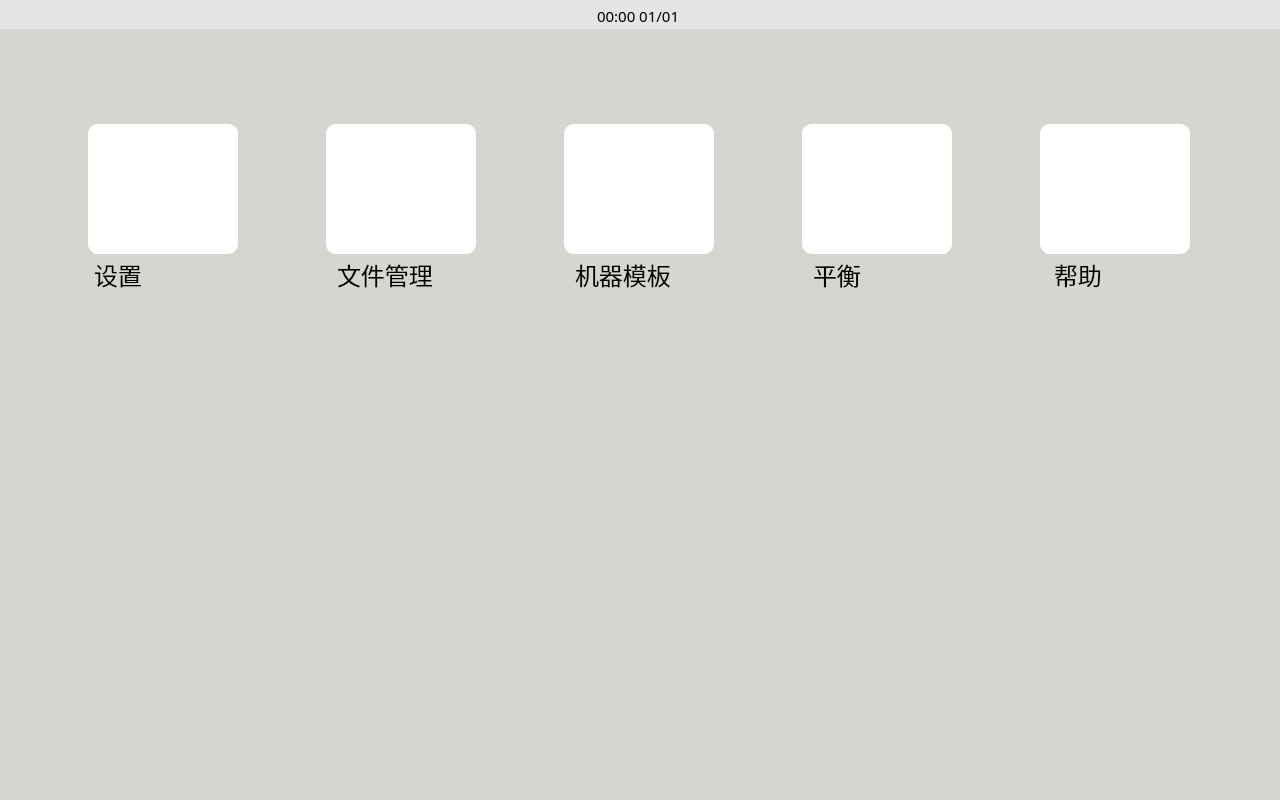
Old version of the form src/onsitebalancer/homescreen.ui in the repository Jsvi53/qt_custom_widget.
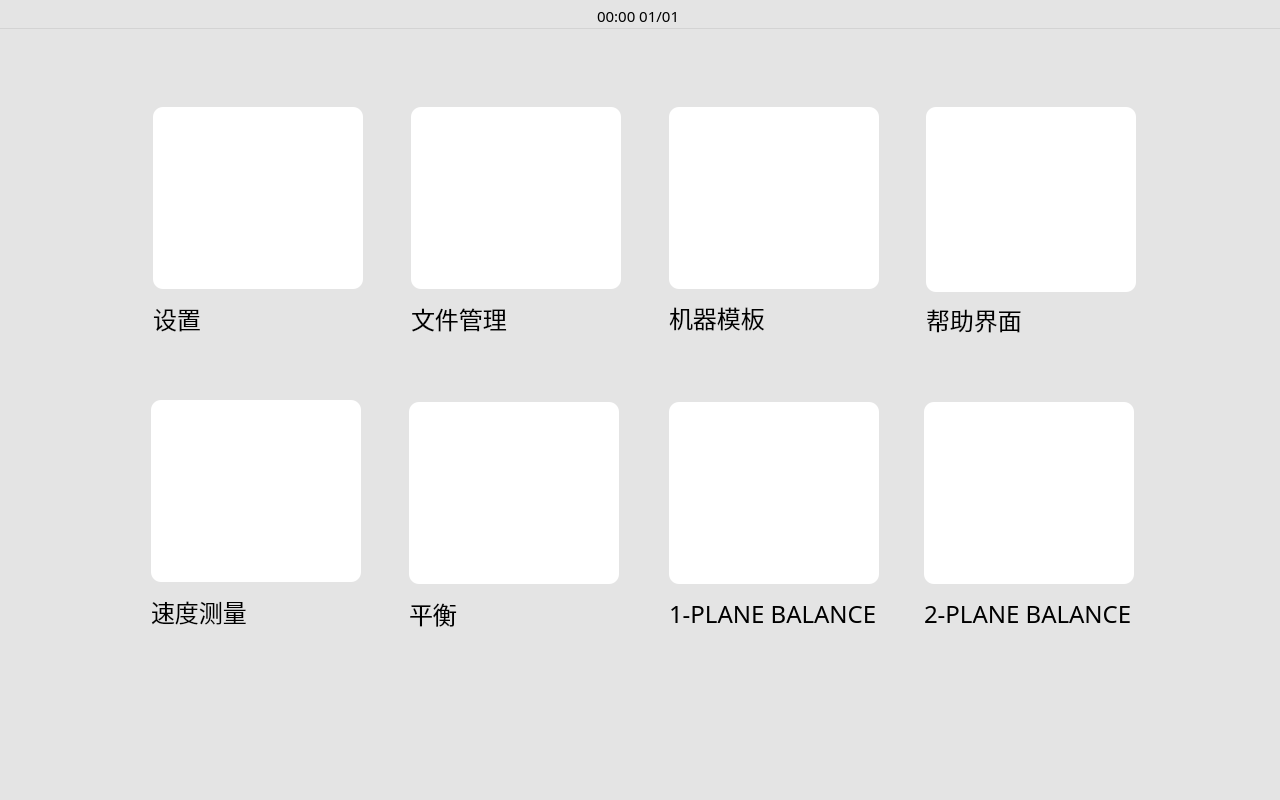
New version of the form. Icons and pictures are not drawn.

What changed in the file:
```diff
--- a/src/onsitebalancer/homescreen.ui
+++ b/src/onsitebalancer/homescreen.ui
@@ -44,9 +44,11 @@
     <item>
      <widget class="QFrame" name="base_statebar">
       <property name="styleSheet">
-       <string notr="true">QFrame {
-                                background-color: rgb(228, 228, 228)
-                                }</string>
+       <string notr="true">QFrame#base_statebar{
+	background-color: rgb(228, 228, 228);
+	border-bottom: 1px solid lightgray;
+
+}</string>
       </property>
       <property name="frameShape">
        <enum>QFrame::NoFrame</enum>
@@ -126,105 +128,49 @@
     <item>
      <widget class="QWidget" name="base_workspace" native="true">
       <property name="styleSheet">
-       <string notr="true">QWidget {
-	background-color: rgb(211, 215, 208);
+       <string notr="true">QWidget#base_workspace {
+	
+	background-color: rgb(228, 228, 228);
 }
 </string>
       </property>
-      <widget class="QPushButton" name="home_SettingButton">
+      <widget class="QWidget" name="gridLayoutWidget">
        <property name="geometry">
         <rect>
-         <x>89</x>
-         <y>95</y>
-         <width>150</width>
-         <height>130</height>
+         <x>134</x>
+         <y>58</y>
+         <width>1025</width>
+         <height>583</height>
         </rect>
        </property>
-       <property name="minimumSize">
-        <size>
-         <width>150</width>
-         <height>130</height>
-        </size>
-       </property>
-       <property name="maximumSize">
-        <size>
-         <width>150</width>
-         <height>130</height>
-        </size>
-       </property>
-       <property name="styleSheet">
-        <string notr="true">QPushButton {
-	background-color: white;
-	border-radius: 10px;
-}	
-
-</string>
-       </property>
-       <property name="text">
-        <string/>
-       </property>
-       <property name="icon">
-        <iconset resource="../../assets/assets.qrc">
-         <normaloff>:/home/home_assets/icon_home_template_144.png</normaloff>:/home/home_assets/icon_home_template_144.png</iconset>
-       </property>
-       <property name="iconSize">
-        <size>
-         <width>100</width>
-         <height>100</height>
-        </size>
-       </property>
-       <property name="autoDefault">
-        <bool>false</bool>
-       </property>
-       <property name="flat">
-        <bool>false</bool>
-       </property>
-      </widget>
-      <widget class="QLabel" name="home_SettingButton_text">
+       <layout class="QGridLayout" name="gridLayout">
+        <item row="0" column="1">
+         <widget class="QWidget" name="widget_2" native="true">
+          <widget class="QWidget" name="verticalLayoutWidget_3">
        <property name="geometry">
         <rect>
-         <x>95</x>
-         <y>230</y>
-         <width>136</width>
-         <height>31</height>
-        </rect>
-       </property>
-       <property name="font">
-        <font>
-         <family>微软雅黑</family>
-         <pointsize>18</pointsize>
-         <weight>50</weight>
-         <bold>false</bold>
-        </font>
-       </property>
-       <property name="styleSheet">
-        <string notr="true">QLabel {
-	qproperty-alignment: AlignCenter;
-}</string>
-       </property>
-       <property name="text">
-        <string>设置</string>
-       </property>
-      </widget>
+             <x>20</x>
+             <y>20</y>
+             <width>213</width>
+             <height>241</height>
+            </rect>
+           </property>
+           <layout class="QVBoxLayout" name="verticalLayout_2" stretch="0,0">
+            <property name="spacing">
+             <number>0</number>
+            </property>
+            <item>
       <widget class="QPushButton" name="home_FilemanagerButton">
-       <property name="geometry">
-        <rect>
-         <x>327</x>
-         <y>95</y>
-         <width>150</width>
-         <height>130</height>
-        </rect>
-       </property>
        <property name="minimumSize">
         <size>
-         <width>150</width>
-         <height>130</height>
+                <width>210</width>
+                <height>182</height>
         </size>
        </property>
        <property name="maximumSize">
         <size>
-         <width>150</width>
-         <height>130</height>
+                <width>210</width>
+                <height>182</height>
         </size>
        </property>
        <property name="styleSheet">
@@ -233,7 +179,11 @@
 	border-radius: 10px;
 }	
 
-</string>
+QPushButton:pressed {
+    background-color: #e0e0e0;
+    padding-top: 2px;  /* 内容下移 */
+    padding-left: 2px; /* 内容右移 */
+}</string>
        </property>
        <property name="text">
         <string/>
@@ -255,15 +205,9 @@
         <bool>false</bool>
        </property>
       </widget>
+            </item>
+            <item>
       <widget class="QLabel" name="home_Filemanager_text">
-       <property name="geometry">
-        <rect>
-         <x>338</x>
-         <y>230</y>
-         <width>136</width>
-         <height>31</height>
-        </rect>
-       </property>
        <property name="font">
         <font>
          <family>微软雅黑</family>
@@ -281,25 +225,38 @@
         <string>文件管理</string>
        </property>
       </widget>
+            </item>
+           </layout>
+          </widget>
+         </widget>
+        </item>
+        <item row="0" column="2">
+         <widget class="QWidget" name="widget_3" native="true">
+          <widget class="QWidget" name="verticalLayoutWidget_4">
+           <property name="geometry">
+            <rect>
+             <x>20</x>
+             <y>20</y>
+             <width>214</width>
+             <height>240</height>
+            </rect>
+           </property>
+           <layout class="QVBoxLayout" name="verticalLayout_3" stretch="0,0">
+            <property name="spacing">
+             <number>0</number>
+            </property>
+            <item>
       <widget class="QPushButton" name="home_MachineTemplateButton">
-       <property name="geometry">
-        <rect>
-         <x>565</x>
-         <y>95</y>
-         <width>150</width>
-         <height>130</height>
-        </rect>
-       </property>
        <property name="minimumSize">
         <size>
-         <width>150</width>
-         <height>130</height>
+                <width>210</width>
+                <height>182</height>
         </size>
        </property>
        <property name="maximumSize">
         <size>
-         <width>150</width>
-         <height>130</height>
+                <width>210</width>
+                <height>182</height>
         </size>
        </property>
        <property name="styleSheet">
@@ -308,7 +265,11 @@
 	border-radius: 10px;
 }	
 
-</string>
+QPushButton:pressed {
+    background-color: #e0e0e0;
+    padding-top: 2px;  /* 内容下移 */
+    padding-left: 2px; /* 内容右移 */
+}</string>
        </property>
        <property name="text">
         <string/>
@@ -331,15 +292,9 @@
         <bool>false</bool>
        </property>
       </widget>
-      <widget class="QLabel" name="home_Filemanager_text_2">
-       <property name="geometry">
-        <rect>
-         <x>576</x>
-         <y>230</y>
-         <width>136</width>
-         <height>31</height>
-        </rect>
-       </property>
+            </item>
+            <item>
+             <widget class="QLabel" name="home_MachineTemplateButton_text">
        <property name="font">
         <font>
          <family>微软雅黑</family>
@@ -357,126 +312,38 @@
         <string>机器模板</string>
        </property>
       </widget>
-      <widget class="QPushButton" name="home_BalanceButton">
-       <property name="geometry">
-        <rect>
-         <x>803</x>
-         <y>95</y>
-         <width>150</width>
-         <height>130</height>
-        </rect>
-       </property>
-       <property name="minimumSize">
-        <size>
-         <width>150</width>
-         <height>130</height>
-        </size>
-       </property>
-       <property name="maximumSize">
-        <size>
-         <width>150</width>
-         <height>130</height>
-        </size>
-       </property>
-       <property name="styleSheet">
-        <string notr="true">QPushButton {
-	background-color: white;
-	border-radius: 10px;
-}	
-
-</string>
-       </property>
-       <property name="text">
-        <string/>
-       </property>
-       <property name="icon">
-        <iconset resource="../../assets/assets.qrc">
-         <normaloff>:/home/home_assets/icon_home_balance_144.svg</normaloff>:/home/home_assets/icon_home_balance_144.svg</iconset>
-       </property>
-       <property name="iconSize">
-        <size>
-         <width>120</width>
-         <height>120</height>
-        </size>
-       </property>
-       <property name="autoDefault">
-        <bool>false</bool>
-       </property>
-       <property name="flat">
-        <bool>false</bool>
-       </property>
-      </widget>
-      <widget class="QLabel" name="home_Filemanager_text_3">
-       <property name="geometry">
-        <rect>
-         <x>814</x>
-         <y>230</y>
-         <width>136</width>
-         <height>31</height>
-        </rect>
-       </property>
-       <property name="font">
-        <font>
-         <family>微软雅黑</family>
-         <pointsize>18</pointsize>
-         <weight>50</weight>
-         <bold>false</bold>
-        </font>
-       </property>
-       <property name="styleSheet">
-        <string notr="true">QLabel {
-	qproperty-alignment: AlignCenter;
-}</string>
-       </property>
-       <property name="text">
-        <string>平衡</string>
-       </property>
-      </widget>
-      <widget class="QLabel" name="home_Filemanager_text_7">
+            </item>
+           </layout>
+          </widget>
+         </widget>
+        </item>
+        <item row="0" column="3">
+         <widget class="QWidget" name="widget_4" native="true">
+          <widget class="QWidget" name="verticalLayoutWidget_5">
        <property name="geometry">
         <rect>
-         <x>1055</x>
-         <y>230</y>
-         <width>136</width>
-         <height>31</height>
-        </rect>
-       </property>
-       <property name="font">
-        <font>
-         <family>微软雅黑</family>
-         <pointsize>18</pointsize>
-         <weight>50</weight>
-         <bold>false</bold>
-        </font>
-       </property>
-       <property name="styleSheet">
-        <string notr="true">QLabel {
-	qproperty-alignment: AlignCenter;
-}</string>
-       </property>
-       <property name="text">
-        <string>帮助</string>
-       </property>
-      </widget>
+             <x>20</x>
+             <y>20</y>
+             <width>214</width>
+             <height>240</height>
+            </rect>
+           </property>
+           <layout class="QVBoxLayout" name="verticalLayout_4" stretch="0,0">
+            <property name="spacing">
+             <number>0</number>
+            </property>
+            <item>
       <widget class="QPushButton" name="home_HelpButton">
-       <property name="geometry">
-        <rect>
-         <x>1041</x>
-         <y>95</y>
-         <width>150</width>
-         <height>130</height>
-        </rect>
-       </property>
        <property name="minimumSize">
         <size>
-         <width>150</width>
-         <height>130</height>
+                <width>210</width>
+                <height>185</height>
         </size>
        </property>
        <property name="maximumSize">
         <size>
-         <width>150</width>
-         <height>130</height>
+                <width>210</width>
+                <height>185</height>
         </size>
        </property>
        <property name="styleSheet">
@@ -485,7 +352,11 @@
 	border-radius: 10px;
 }	
 
-</string>
+QPushButton:pressed {
+    background-color: #e0e0e0;
+    padding-top: 2px;  /* 内容下移 */
+    padding-left: 2px; /* 内容右移 */
+}</string>
        </property>
        <property name="text">
         <string/>
@@ -508,16 +379,482 @@
         <bool>false</bool>
        </property>
       </widget>
-      <zorder>home_SettingButton_text</zorder>
-      <zorder>home_SettingButton</zorder>
-      <zorder>home_FilemanagerButton</zorder>
-      <zorder>home_Filemanager_text</zorder>
-      <zorder>home_MachineTemplateButton</zorder>
-      <zorder>home_Filemanager_text_2</zorder>
-      <zorder>home_BalanceButton</zorder>
-      <zorder>home_Filemanager_text_3</zorder>
-      <zorder>home_Filemanager_text_7</zorder>
-      <zorder>home_HelpButton</zorder>
+            </item>
+            <item>
+             <widget class="QLabel" name="home_Help_text">
+              <property name="font">
+               <font>
+                <family>微软雅黑</family>
+                <pointsize>18</pointsize>
+                <weight>50</weight>
+                <bold>false</bold>
+               </font>
+              </property>
+              <property name="styleSheet">
+               <string notr="true">QLabel {
+	qproperty-alignment: AlignCenter;
+}</string>
+              </property>
+              <property name="text">
+               <string>帮助界面</string>
+              </property>
+             </widget>
+            </item>
+           </layout>
+          </widget>
+         </widget>
+        </item>
+        <item row="0" column="0">
+         <widget class="QWidget" name="widget" native="true">
+          <widget class="QWidget" name="verticalLayoutWidget_2">
+           <property name="geometry">
+            <rect>
+             <x>20</x>
+             <y>20</y>
+             <width>213</width>
+             <height>241</height>
+            </rect>
+           </property>
+           <layout class="QVBoxLayout" name="verticalLayout" stretch="0,0">
+            <property name="spacing">
+             <number>0</number>
+            </property>
+            <item>
+             <widget class="QPushButton" name="home_SettingButton">
+              <property name="minimumSize">
+               <size>
+                <width>210</width>
+                <height>182</height>
+               </size>
+              </property>
+              <property name="maximumSize">
+               <size>
+                <width>210</width>
+                <height>182</height>
+               </size>
+              </property>
+              <property name="layoutDirection">
+               <enum>Qt::LeftToRight</enum>
+              </property>
+              <property name="styleSheet">
+               <string notr="true">QPushButton {
+	background-color: white;
+	border-radius: 10px;
+}	
+
+QPushButton:pressed {
+    background-color: #e0e0e0;
+    padding-top: 2px;  /* 内容下移 */
+    padding-left: 2px; /* 内容右移 */
+}</string>
+              </property>
+              <property name="text">
+               <string/>
+              </property>
+              <property name="icon">
+               <iconset resource="../../assets/assets.qrc">
+                <normaloff>:/home/home_assets/icon_home_template_144.png</normaloff>:/home/home_assets/icon_home_template_144.png</iconset>
+              </property>
+              <property name="iconSize">
+               <size>
+                <width>100</width>
+                <height>100</height>
+               </size>
+              </property>
+              <property name="autoDefault">
+               <bool>false</bool>
+              </property>
+              <property name="flat">
+               <bool>false</bool>
+              </property>
+             </widget>
+            </item>
+            <item>
+             <widget class="QLabel" name="home_SettingButton_text">
+              <property name="font">
+               <font>
+                <family>微软雅黑</family>
+                <pointsize>18</pointsize>
+                <weight>50</weight>
+                <bold>false</bold>
+               </font>
+              </property>
+              <property name="styleSheet">
+               <string notr="true">QLabel {
+	qproperty-alignment: AlignCenter;
+}</string>
+              </property>
+              <property name="text">
+               <string>设置</string>
+              </property>
+             </widget>
+            </item>
+           </layout>
+          </widget>
+         </widget>
+        </item>
+        <item row="1" column="0">
+         <widget class="QWidget" name="widget_5" native="true">
+          <widget class="QWidget" name="verticalLayoutWidget_6">
+           <property name="geometry">
+            <rect>
+             <x>18</x>
+             <y>18</y>
+             <width>213</width>
+             <height>241</height>
+            </rect>
+           </property>
+           <layout class="QVBoxLayout" name="verticalLayout_5" stretch="0,0">
+            <property name="spacing">
+             <number>0</number>
+            </property>
+            <item>
+             <widget class="QPushButton" name="home_SpeedMeasure_button">
+              <property name="minimumSize">
+               <size>
+                <width>210</width>
+                <height>182</height>
+               </size>
+              </property>
+              <property name="maximumSize">
+               <size>
+                <width>210</width>
+                <height>182</height>
+               </size>
+              </property>
+              <property name="layoutDirection">
+               <enum>Qt::LeftToRight</enum>
+              </property>
+              <property name="styleSheet">
+               <string notr="true">QPushButton {
+	background-color: white;
+	border-radius: 10px;
+}	
+
+QPushButton:pressed {
+    background-color: #e0e0e0;
+    padding-top: 2px;  /* 内容下移 */
+    padding-left: 2px; /* 内容右移 */
+}</string>
+              </property>
+              <property name="text">
+               <string/>
+              </property>
+              <property name="icon">
+               <iconset>
+                <normalon>:/home/home_assets/icon_speed_template.svg</normalon>
+               </iconset>
+              </property>
+              <property name="iconSize">
+               <size>
+                <width>100</width>
+                <height>100</height>
+               </size>
+              </property>
+              <property name="autoDefault">
+               <bool>false</bool>
+              </property>
+              <property name="flat">
+               <bool>false</bool>
+              </property>
+             </widget>
+            </item>
+            <item>
+             <widget class="QLabel" name="home_SpeedMeasure_text">
+              <property name="font">
+               <font>
+                <family>微软雅黑</family>
+                <pointsize>18</pointsize>
+                <weight>50</weight>
+                <bold>false</bold>
+               </font>
+              </property>
+              <property name="styleSheet">
+               <string notr="true">QLabel {
+	qproperty-alignment: AlignCenter;
+}</string>
+              </property>
+              <property name="text">
+               <string>速度测量</string>
+              </property>
+             </widget>
+            </item>
+           </layout>
+          </widget>
+         </widget>
+        </item>
+        <item row="1" column="1">
+         <widget class="QWidget" name="widget_6" native="true">
+          <widget class="QWidget" name="verticalLayoutWidget_7">
+           <property name="geometry">
+            <rect>
+             <x>18</x>
+             <y>20</y>
+             <width>213</width>
+             <height>241</height>
+            </rect>
+           </property>
+           <layout class="QVBoxLayout" name="verticalLayout_6" stretch="0,0">
+            <property name="spacing">
+             <number>0</number>
+            </property>
+            <item>
+             <widget class="QPushButton" name="home_Balance_button">
+              <property name="minimumSize">
+               <size>
+                <width>210</width>
+                <height>182</height>
+               </size>
+              </property>
+              <property name="maximumSize">
+               <size>
+                <width>210</width>
+                <height>182</height>
+               </size>
+              </property>
+              <property name="layoutDirection">
+               <enum>Qt::LeftToRight</enum>
+              </property>
+              <property name="styleSheet">
+               <string notr="true">QPushButton {
+	background-color: white;
+	border-radius: 10px;
+}	
+
+QPushButton:pressed {
+    background-color: #e0e0e0;
+    padding-top: 2px;  /* 内容下移 */
+    padding-left: 2px; /* 内容右移 */
+}</string>
+              </property>
+              <property name="text">
+               <string/>
+              </property>
+              <property name="icon">
+               <iconset>
+                <normalon>:/home/home_assets/icon_home_balance_144.svg</normalon>
+               </iconset>
+              </property>
+              <property name="iconSize">
+               <size>
+                <width>150</width>
+                <height>150</height>
+               </size>
+              </property>
+              <property name="autoDefault">
+               <bool>false</bool>
+              </property>
+              <property name="flat">
+               <bool>false</bool>
+              </property>
+             </widget>
+            </item>
+            <item>
+             <widget class="QLabel" name="home_Balance_text">
+              <property name="font">
+               <font>
+                <family>微软雅黑</family>
+                <pointsize>18</pointsize>
+                <weight>50</weight>
+                <bold>false</bold>
+               </font>
+              </property>
+              <property name="styleSheet">
+               <string notr="true">QLabel {
+	qproperty-alignment: AlignCenter;
+}</string>
+              </property>
+              <property name="text">
+               <string>平衡</string>
+              </property>
+             </widget>
+            </item>
+           </layout>
+          </widget>
+         </widget>
+        </item>
+        <item row="1" column="2">
+         <widget class="QWidget" name="widget_7" native="true">
+          <widget class="QWidget" name="verticalLayoutWidget_8">
+           <property name="geometry">
+            <rect>
+             <x>20</x>
+             <y>20</y>
+             <width>220</width>
+             <height>241</height>
+            </rect>
+           </property>
+           <layout class="QVBoxLayout" name="verticalLayout_7" stretch="0,0">
+            <property name="spacing">
+             <number>0</number>
+            </property>
+            <item>
+             <widget class="QPushButton" name="home_OneBalance_button">
+              <property name="minimumSize">
+               <size>
+                <width>210</width>
+                <height>182</height>
+               </size>
+              </property>
+              <property name="maximumSize">
+               <size>
+                <width>210</width>
+                <height>182</height>
+               </size>
+              </property>
+              <property name="layoutDirection">
+               <enum>Qt::LeftToRight</enum>
+              </property>
+              <property name="styleSheet">
+               <string notr="true">QPushButton {
+	background-color: white;
+	border-radius: 10px;
+}	
+
+QPushButton:pressed {
+    background-color: #e0e0e0;
+    padding-top: 2px;  /* 内容下移 */
+    padding-left: 2px; /* 内容右移 */
+}</string>
+              </property>
+              <property name="text">
+               <string/>
+              </property>
+              <property name="icon">
+               <iconset>
+                <normalon>:/home/home_assets/icon_one_template.svg</normalon>
+               </iconset>
+              </property>
+              <property name="iconSize">
+               <size>
+                <width>100</width>
+                <height>100</height>
+               </size>
+              </property>
+              <property name="autoDefault">
+               <bool>false</bool>
+              </property>
+              <property name="flat">
+               <bool>false</bool>
+              </property>
+             </widget>
+            </item>
+            <item>
+             <widget class="QLabel" name="home_OneBalance_text">
+              <property name="font">
+               <font>
+                <family>微软雅黑</family>
+                <pointsize>18</pointsize>
+                <weight>50</weight>
+                <bold>false</bold>
+               </font>
+              </property>
+              <property name="styleSheet">
+               <string notr="true">QLabel {
+	qproperty-alignment: AlignCenter;
+}</string>
+              </property>
+              <property name="text">
+               <string>1-PLANE BALANCE</string>
+              </property>
+             </widget>
+            </item>
+           </layout>
+          </widget>
+         </widget>
+        </item>
+        <item row="1" column="3">
+         <widget class="QWidget" name="widget_8" native="true">
+          <widget class="QWidget" name="verticalLayoutWidget_9">
+           <property name="geometry">
+            <rect>
+             <x>18</x>
+             <y>20</y>
+             <width>220</width>
+             <height>241</height>
+            </rect>
+           </property>
+           <layout class="QVBoxLayout" name="verticalLayout_8" stretch="0,0">
+            <property name="spacing">
+             <number>0</number>
+            </property>
+            <item>
+             <widget class="QPushButton" name="home_TwoBalance_button">
+              <property name="minimumSize">
+               <size>
+                <width>210</width>
+                <height>182</height>
+               </size>
+              </property>
+              <property name="maximumSize">
+               <size>
+                <width>210</width>
+                <height>182</height>
+               </size>
+              </property>
+              <property name="layoutDirection">
+               <enum>Qt::LeftToRight</enum>
+              </property>
+              <property name="styleSheet">
+               <string notr="true">QPushButton {
+	background-color: white;
+	border-radius: 10px;
+}	
+
+QPushButton:pressed {
+    background-color: #e0e0e0;
+    padding-top: 2px;  /* 内容下移 */
+    padding-left: 2px; /* 内容右移 */
+}</string>
+              </property>
+              <property name="text">
+               <string/>
+              </property>
+              <property name="icon">
+               <iconset>
+                <normalon>:/home/home_assets/icon_one_template.svg</normalon>
+               </iconset>
+              </property>
+              <property name="iconSize">
+               <size>
+                <width>100</width>
+                <height>100</height>
+               </size>
+              </property>
+              <property name="autoDefault">
+               <bool>false</bool>
+              </property>
+              <property name="flat">
+               <bool>false</bool>
+              </property>
+             </widget>
+            </item>
+            <item>
+             <widget class="QLabel" name="home_TwoBalance_text">
+              <property name="font">
+               <font>
+                <family>微软雅黑</family>
+                <pointsize>18</pointsize>
+                <weight>50</weight>
+                <bold>false</bold>
+               </font>
+              </property>
+              <property name="styleSheet">
+               <string notr="true">QLabel {
+	qproperty-alignment: AlignCenter;
+}</string>
+              </property>
+              <property name="text">
+               <string>2-PLANE BALANCE</string>
+              </property>
+             </widget>
+            </item>
+           </layout>
+          </widget>
+         </widget>
+        </item>
+       </layout>
+      </widget>
      </widget>
     </item>
    </layout>
```
Lines whose indentation alone changed are shown as unchanged.
